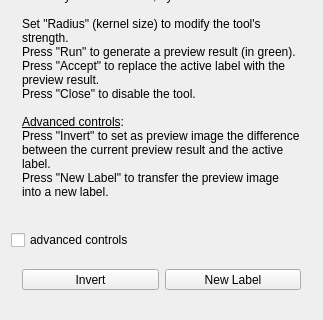
The window that Modules/SegmentationUI/Qmitk/QmitkErodeTool3DGUIControls.ui (MITK/MITK) describes before a commit, drawn with Qt 5; both pictures show x 0 to 323 and y 207 to 527 of the 323 by 527 pixel window.
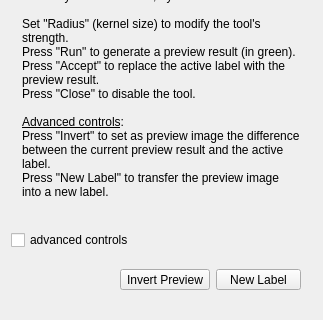
The same window after the commit. Icons and pictures are not drawn.

The edit to the form file:
```diff
--- a/Modules/SegmentationUI/Qmitk/QmitkErodeTool3DGUIControls.ui
+++ b/Modules/SegmentationUI/Qmitk/QmitkErodeTool3DGUIControls.ui
@@ -303,7 +303,20 @@
       <item>
        <layout class="QHBoxLayout" name="horizontalLayout_4">
         <item>
-         <widget class="QToolButton" name="m_pbDifference">
+         <spacer name="horizontalSpacer">
+          <property name="orientation">
+           <enum>Qt::Horizontal</enum>
+          </property>
+          <property name="sizeHint" stdset="0">
+           <size>
+            <width>40</width>
+            <height>20</height>
+           </size>
+          </property>
+         </spacer>
+        </item>
+        <item>
+         <widget class="QToolButton" name="m_pbInvertPreview">
           <property name="enabled">
            <bool>true</bool>
           </property>
@@ -313,11 +326,17 @@
             <verstretch>0</verstretch>
            </sizepolicy>
           </property>
+          <property name="minimumSize">
+           <size>
+            <width>85</width>
+            <height>0</height>
+           </size>
+          </property>
           <property name="toolTip">
            <string>Replace active label with the difference from the preview result</string>
           </property>
           <property name="text">
-           <string>Invert</string>
+           <string>Invert Preview</string>
           </property>
           <property name="icon">
            <iconset resource="../resources/SegmentationUI.qrc">
@@ -354,6 +373,12 @@
             <verstretch>0</verstretch>
            </sizepolicy>
           </property>
+          <property name="minimumSize">
+           <size>
+            <width>85</width>
+            <height>0</height>
+           </size>
+          </property>
           <property name="toolTip">
            <string>Replace active label with the difference from the preview result</string>
           </property>
```
